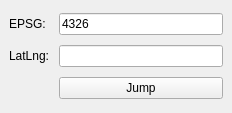
First picture: the form in latlng_jump_dockwidget_base.ui, repository tkykwtnb/LatLngJump, before the edit.
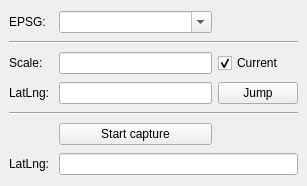
Second picture: the form after the edit.

Commit message: 座標キャプチャ機能を追加。 ウィジェットのレイアウトを変更。 ジャンプ時にスケール指定を追加。

The edit to the form file:
```diff
--- a/latlng_jump_dockwidget_base.ui
+++ b/latlng_jump_dockwidget_base.ui
@@ -6,15 +6,28 @@
    <rect>
     <x>0</x>
     <y>0</y>
-    <width>232</width>
-    <height>113</height>
+    <width>307</width>
+    <height>186</height>
    </rect>
   </property>
+  <property name="sizePolicy">
+   <sizepolicy hsizetype="Preferred" vsizetype="Fixed">
+    <horstretch>0</horstretch>
+    <verstretch>0</verstretch>
+   </sizepolicy>
+  </property>
   <property name="windowTitle">
    <string>LatLng Jump</string>
   </property>
   <widget class="QWidget" name="dockWidgetContents">
    <layout class="QGridLayout" name="gridLayout">
+    <item row="2" column="0">
+     <widget class="QLabel" name="label_Scale">
+      <property name="text">
+       <string>Scale: </string>
+      </property>
+     </widget>
+    </item>
     <item row="0" column="0">
      <widget class="QLabel" name="label">
       <property name="text">
@@ -22,30 +35,84 @@
       </property>
      </widget>
     </item>
-    <item row="1" column="0">
-     <widget class="QLabel" name="label_2">
+    <item row="3" column="0">
+     <widget class="QLabel" name="label_Jump">
       <property name="text">
        <string>LatLng: </string>
       </property>
      </widget>
     </item>
-    <item row="0" column="1">
-     <widget class="QLineEdit" name="lineEdit">
-      <property name="text">
-       <string>4326</string>
+    <item row="3" column="1">
+     <widget class="QLineEdit" name="lineEdit_Jump"/>
+    </item>
+    <item row="4" column="0" colspan="3">
+     <widget class="Line" name="line_2">
+      <property name="orientation">
+       <enum>Qt::Horizontal</enum>
       </property>
      </widget>
     </item>
-    <item row="1" column="1">
-     <widget class="QLineEdit" name="lineEdit_2"/>
+    <item row="1" column="0" colspan="3">
+     <widget class="Line" name="line">
+      <property name="orientation">
+       <enum>Qt::Horizontal</enum>
+      </property>
+     </widget>
     </item>
-    <item row="2" column="1">
-     <widget class="QPushButton" name="pushButton">
+    <item row="3" column="2">
+     <widget class="QPushButton" name="pushButton_Jump">
       <property name="text">
        <string>Jump</string>
       </property>
      </widget>
     </item>
+    <item row="6" column="0">
+     <widget class="QLabel" name="label_Capture">
+      <property name="text">
+       <string>LatLng: </string>
+      </property>
+     </widget>
+    </item>
+    <item row="2" column="2">
+     <widget class="QCheckBox" name="checkBox_Scale">
+      <property name="text">
+       <string>Current</string>
+      </property>
+      <property name="checked">
+       <bool>true</bool>
+      </property>
+     </widget>
+    </item>
+    <item row="2" column="1">
+     <widget class="QLineEdit" name="lineEdit_Scale">
+      <property name="readOnly">
+       <bool>false</bool>
+      </property>
+     </widget>
+    </item>
+    <item row="5" column="1">
+     <widget class="QPushButton" name="pushButton_Capture">
+      <property name="sizePolicy">
+       <sizepolicy hsizetype="Minimum" vsizetype="Fixed">
+        <horstretch>0</horstretch>
+        <verstretch>0</verstretch>
+       </sizepolicy>
+      </property>
+      <property name="text">
+       <string>Start capture</string>
+      </property>
+     </widget>
+    </item>
+    <item row="6" column="1" colspan="2">
+     <widget class="QLineEdit" name="lineEdit_Capture"/>
+    </item>
+    <item row="0" column="1">
+     <widget class="QComboBox" name="comboBox_EPSG">
+      <property name="editable">
+       <bool>true</bool>
+      </property>
+     </widget>
+    </item>
    </layout>
   </widget>
  </widget>
```
Left out of the diff: 2 changed lines with no effect on the pictures. The commit also changes 2 other files.
